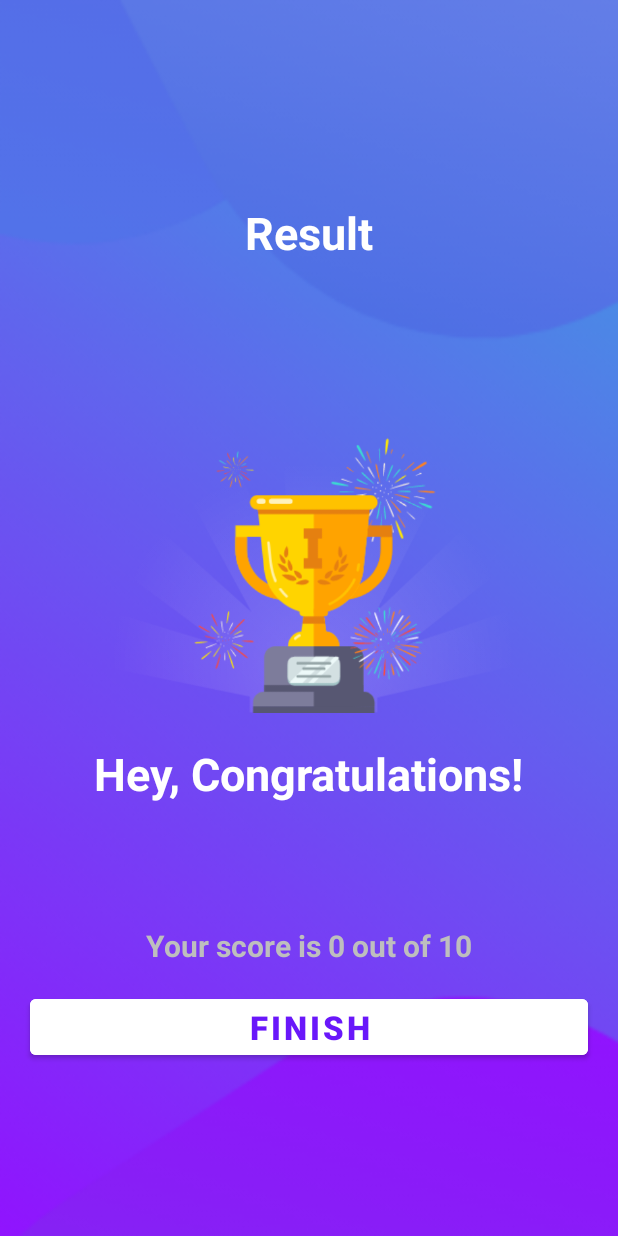
After one commit to ntshTiwari/QuizApp, an Android app: the ResultActivity screen opened directly, with no data from a screen before it, on a phone screen of 412 x 824 dp. The commit adds this screen. Run offline under Robolectric (Android 15) with nearby library versions, the phone set to English and light mode, and no system bars.

Commit message:
feat: Added ResultActivity and its functionality

```diff
--- a/app/src/main/AndroidManifest.xml
+++ b/app/src/main/AndroidManifest.xml
@@ -14,9 +14,11 @@
         android:theme="@style/Theme.QuizApp"
         tools:targetApi="31">
         <activity
+            android:name=".ResultActivity"
+            android:exported="false" />
+        <activity
             android:name=".QuizQuestionsActivity"
-            android:exported="false" />
-        <!-- allow only portrait -->
+            android:exported="false" /> <!-- allow only portrait -->
         <activity
             android:name=".MainActivity"
             android:exported="true"
--- a/app/src/main/java/com/example/quizapp/Constants.kt
+++ b/app/src/main/java/com/example/quizapp/Constants.kt
@@ -1,6 +1,11 @@
 package com.example.quizapp
 
 object Constants {
+
+    /// these are strings that are used to send and retrieve data with reference
+    val USER_NAME: String = "user_name"
+    val NUMBER_OF_CORRECT_ANSWERS: String = "number_of_correct_answers"
+
 
     fun getQuestions(): ArrayList<Question> {
         val questionsList = ArrayList<Question>()
--- a/app/src/main/java/com/example/quizapp/MainActivity.kt
+++ b/app/src/main/java/com/example/quizapp/MainActivity.kt
@@ -21,6 +21,10 @@ class MainActivity : AppCompatActivity() {
             } else {
                 /// this is how we get an intent
                 val quizQuestionIntent =  Intent(this, QuizQuestionsActivity::class.java)
+
+                /// We can send values passed to this intent like this
+                quizQuestionIntent.putExtra(Constants.USER_NAME, nameEditText.text.toString())
+
                 /// this will start the activity
                 /// or move us to that screen
                 startActivity(quizQuestionIntent)
--- a/app/src/main/java/com/example/quizapp/QuizQuestionsActivity.kt
+++ b/app/src/main/java/com/example/quizapp/QuizQuestionsActivity.kt
@@ -1,5 +1,6 @@
 package com.example.quizapp
 
+import android.content.Intent
 import android.graphics.Color
 import android.graphics.Typeface
 import androidx.appcompat.app.AppCompatActivity
@@ -15,6 +16,9 @@ import androidx.core.content.ContextCompat
 
 /// Now our class QuizQuestionsActivity also extends from View.OnClickListener
 class QuizQuestionsActivity : AppCompatActivity(), View.OnClickListener {
+    private var username: String? = null
+    private var number_of_correct_answers: Int = 0
+
     private var allQuestions: ArrayList<Question>? = null
     private var currentQuestion: Question? = null
     private var currentQuestionNumber: Int? = null
@@ -39,6 +43,9 @@ class QuizQuestionsActivity : AppCompatActivity(), View.OnClickListener {
     override fun onCreate(savedInstanceState: Bundle?) {
         super.onCreate(savedInstanceState)
         setContentView(R.layout.activity_quiz_questions)
+
+        /// We can retrieve values passed to this intent like this
+        username = intent.getStringExtra(Constants.USER_NAME)
 
         currentQuestionNumber = 0
         allQuestions = Constants.getQuestions()
@@ -143,7 +150,7 @@ class QuizQuestionsActivity : AppCompatActivity(), View.OnClickListener {
                         if(currentQuestionNumber!! < allQuestions!!.size-1) {
                             moveToNextQuestion()
                         } else{
-                            showToast("You made it")
+                            moveToResultIntent()
                         }
                     }
                 }
@@ -154,6 +161,8 @@ class QuizQuestionsActivity : AppCompatActivity(), View.OnClickListener {
     private fun onAnswerSubmit() {
         if(selectedOption != currentQuestion!!.correctAnswer){
             changeSelectedTextViewBg(selectedOption, R.drawable.wrong_option_bg)
+        } else {
+            number_of_correct_answers++
         }
         submitButton!!.text = "Go to next Question"
         changeSelectedTextViewBg(currentQuestion!!.correctAnswer, R.drawable.correct_option_bg)
@@ -232,6 +241,15 @@ class QuizQuestionsActivity : AppCompatActivity(), View.OnClickListener {
         }
     }
 
+    private fun moveToResultIntent() {
+        val resultIntent = Intent(this, ResultActivity::class.java)
+        resultIntent.putExtra(Constants.USER_NAME, username)
+        resultIntent.putExtra(Constants.NUMBER_OF_CORRECT_ANSWERS, number_of_correct_answers)
+
+        startActivity(resultIntent)
+        finish()
+    }
+
     private fun showToast(_text: String){
         Toast.makeText(this, _text, Toast.LENGTH_LONG).show()
     }
--- /dev/null
+++ b/app/src/main/java/com/example/quizapp/ResultActivity.kt
@@ -0,0 +1,34 @@
+package com.example.quizapp
+
+import android.content.Intent
+import androidx.appcompat.app.AppCompatActivity
+import android.os.Bundle
+import android.widget.Button
+import android.widget.TextView
+
+class ResultActivity : AppCompatActivity() {
+    override fun onCreate(savedInstanceState: Bundle?) {
+        super.onCreate(savedInstanceState)
+        setContentView(R.layout.activity_result)
+
+        val usernameTextView = findViewById<TextView>(R.id.usernameTextView)
+        val resultStringTextView = findViewById<TextView>(R.id.resultStringTextView)
+        val finishButton = findViewById<Button>(R.id.finishButton)
+
+        val username = intent.getStringExtra(Constants.USER_NAME)
+        val number_of_correct_answers = intent.getIntExtra(Constants.NUMBER_OF_CORRECT_ANSWERS, 0)
+
+        usernameTextView.text = username
+        resultStringTextView.text = "Your score is $number_of_correct_answers out of 10"
+
+        finishButton.setOnClickListener {
+            restartGame()
+        }
+    }
+
+    private fun restartGame() {
+        val mainActivity = Intent(this, MainActivity::class.java)
+        startActivity(mainActivity)
+        finish()
+    }
+}
--- /dev/null
+++ b/app/src/main/res/layout/activity_result.xml
@@ -0,0 +1,75 @@
+<?xml version="1.0" encoding="utf-8"?>
+<LinearLayout xmlns:android="http://schemas.android.com/apk/res/android"
+    xmlns:app="http://schemas.android.com/apk/res-auto"
+    xmlns:tools="http://schemas.android.com/tools"
+    android:layout_width="match_parent"
+    android:layout_height="match_parent"
+    android:orientation="vertical"
+    android:gravity="center"
+    android:background="@drawable/ic_bg"
+    tools:context=".ResultActivity">
+
+    <TextView
+        android:layout_width="wrap_content"
+        android:layout_height="wrap_content"
+        android:text="Result"
+        android:layout_marginTop="20dp"
+        android:textSize="30dp"
+        android:textStyle="bold"
+        android:textColor="@color/white"
+        />
+
+    <ImageView
+        android:layout_width="400dp"
+        android:layout_height="300dp"
+        android:src="@drawable/ic_trophy"
+        />
+
+    <TextView
+        android:layout_width="wrap_content"
+        android:layout_height="wrap_content"
+        android:text="Hey, Congratulations!"
+        android:layout_marginTop="20dp"
+        android:textSize="30dp"
+        android:textStyle="bold"
+        android:textColor="@color/white"
+        />
+
+    <TextView
+        android:id="@+id/usernameTextView"
+        android:layout_width="wrap_content"
+        android:layout_height="wrap_content"
+        android:text="Username"
+        android:layout_marginTop="20dp"
+        android:textSize="30dp"
+        android:textStyle="bold"
+        android:textColor="@color/white"
+        />
+
+    <TextView
+        android:id="@+id/resultStringTextView"
+        android:layout_width="wrap_content"
+        android:layout_height="wrap_content"
+        android:text="Your Score is x out of 10"
+        android:layout_marginTop="20dp"
+        android:textSize="20dp"
+        android:textStyle="bold"
+        android:textColor="@android:color/secondary_text_dark"
+        />
+
+    <Button
+        android:id="@+id/finishButton"
+        android:layout_width="match_parent"
+        android:layout_height="wrap_content"
+        android:text="FINISH"
+        android:textSize="22dp"
+        android:textStyle="bold"
+        android:textColor="@color/colorPrimary"
+        android:backgroundTint="@color/white"
+        android:layout_marginHorizontal="20dp"
+        android:layout_marginTop="16dp"
+        />
+
+
+
+</LinearLayout>
```
Also changed, not shown: app/src/main/res/drawable/ic_trophy.png (added).
